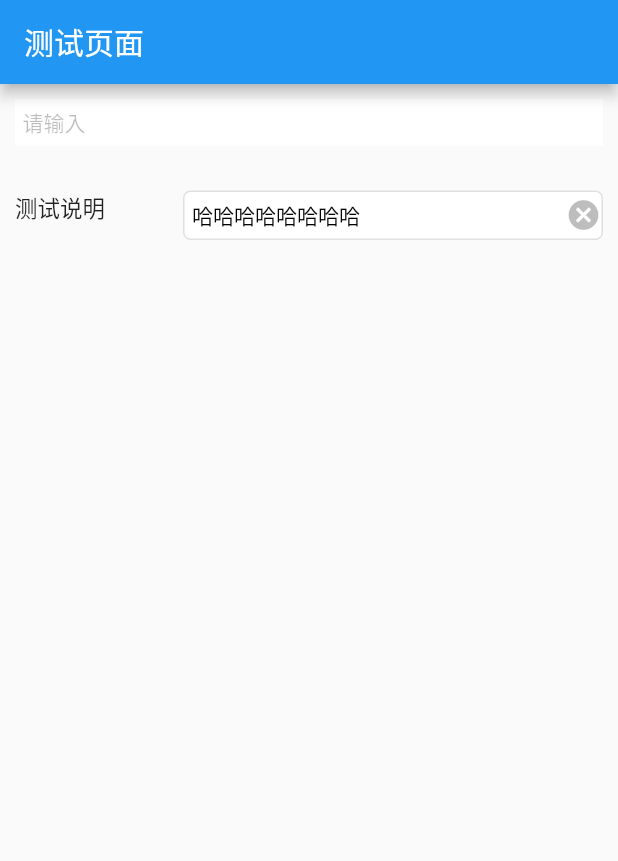
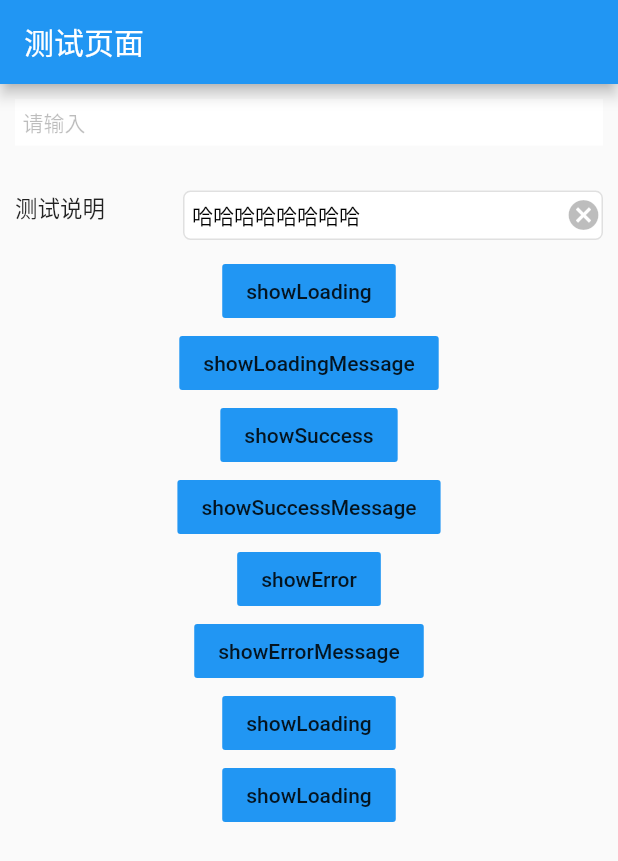
Before and after one commit to developeng/flutter_common_controls, a Flutter app: the screen it shows after launch, on a phone screen of 412 x 824 dp. Shown: the top 861 px of the screen. Run offline on Flutter 3.47's test engine with Material 2 defaults, Android fonts, the phone set to English and light mode, and no system bars.

Commit message:
加载框

```diff
--- a/lib/home_page.dart
+++ b/lib/home_page.dart
@@ -1,12 +1,23 @@
 import 'package:flutter/material.dart';
 import 'package:flutter_common_controls/custom_textfield.dart';
+import 'package:flutter_common_controls/loading_dialog.dart';
+import 'package:flutter_common_controls/main.dart';
 
 class HomePage extends StatefulWidget {
   @override
   _HomePageState createState() => _HomePageState();
 }
 
+
 class _HomePageState extends State<HomePage> {
+
+  showLoading(){
+    Future.delayed(Duration(seconds: 0)).then((onValue) {
+      BuildContext context = navigatorKey.currentState.overlay.context;
+      Loading.showLoading(context);
+    });
+  }
+
   @override
   Widget build(BuildContext context) {
     return Scaffold(
@@ -48,10 +59,37 @@ class _HomePageState extends State<HomePage> {
                           ),
                           padding: EdgeInsets.only(
                             top: 10,
-                          )))
+                          ))),
                 ],
               ),
-            )
+            ),
+            FlatButton(
+                onPressed: () {
+                  DPProgressHUD.showLoading(context);
+                }, child: Text("showLoading"), color: Colors.blue),
+            FlatButton(onPressed: () {
+              DPProgressHUD.showLoading(context, message: "loading");
+            }, child: Text("showLoadingMessage"), color: Colors.blue),
+            FlatButton(onPressed: () {
+              DPProgressHUD.showSuccess(context);
+            }, child: Text("showSuccess"), color: Colors.blue),
+            FlatButton(onPressed: () {
+              DPProgressHUD.showSuccess(context, message: "success");
+            }, child: Text("showSuccessMessage"), color: Colors.blue),
+            FlatButton(onPressed: () {
+              DPProgressHUD.showError(context);
+            }, child: Text("showError"), color: Colors.blue),
+            FlatButton(onPressed: () {
+              DPProgressHUD.showError(context, message: "error");
+            }, child: Text("showErrorMessage"), color: Colors.blue),
+            FlatButton(
+                onPressed: () {
+                  Loading.showLoading(context);
+                }, child: Text("showLoading"), color: Colors.blue),
+            FlatButton(
+                onPressed: () {
+                  showLoading();
+                }, child: Text("showLoading"), color: Colors.blue),
 
           ],
         ));
--- a/lib/main.dart
+++ b/lib/main.dart
@@ -5,11 +5,14 @@ void main() {
   runApp(MyApp());
 }
 
+final GlobalKey<NavigatorState> navigatorKey = new GlobalKey<NavigatorState>();
+
 class MyApp extends StatelessWidget {
   // This widget is the root of your application.
   @override
   Widget build(BuildContext context) {
     return MaterialApp(
+      navigatorKey: navigatorKey,
       title: 'Flutter Demo',
       theme: ThemeData(
         primarySwatch: Colors.blue,
```
Also changed, not shown: lib/loading_dialog.dart (added, +189 -0 lines).
